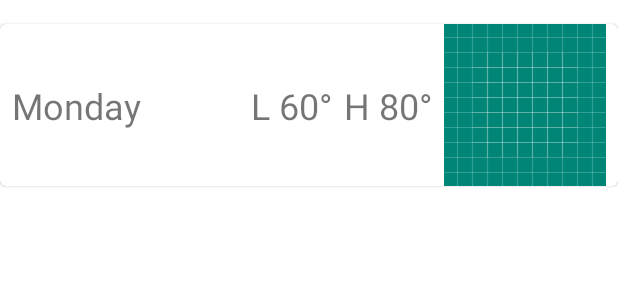
After one commit to ericdiazjr21/Android_Excercise, an Android app: the layout weekday_weather_item_view.xml on its own in the app's theme, with its tools: preview values and no code run, on a phone screen of 412 x 824 dp. The commit adds this screen. Shown: the top 300 px of the screen. Run offline under Robolectric (Android 15) with nearby library versions, the phone set to English and light mode, and no system bars.

Commit message:
added recyclerview to weather activity

```diff
--- /dev/null
+++ b/app/src/main/res/layout/weekday_weather_item_view.xml
@@ -0,0 +1,62 @@
+<?xml version="1.0" encoding="utf-8"?>
+<com.google.android.material.card.MaterialCardView
+    xmlns:android="http://schemas.android.com/apk/res/android"
+    xmlns:app="http://schemas.android.com/apk/res-auto"
+    xmlns:tools="http://schemas.android.com/tools"
+    android:layout_width="match_parent"
+    android:layout_height="wrap_content"
+    android:layout_marginTop="16dp">
+    <!--TODO: Extract res-->
+    <androidx.constraintlayout.widget.ConstraintLayout
+        android:layout_width="match_parent"
+        android:layout_height="match_parent">
+
+        <ImageView
+            android:id="@+id/weather_icon_image_view"
+            android:layout_width="wrap_content"
+            android:layout_height="wrap_content"
+            android:layout_marginEnd="8dp"
+            android:contentDescription="@string/icon"
+            app:layout_constraintBottom_toBottomOf="parent"
+            app:layout_constraintEnd_toEndOf="parent"
+            app:layout_constraintTop_toTopOf="parent"
+            tools:src="@drawable/ic_launcher_background" />
+
+        <TextView
+            android:id="@+id/weekday_temperature_high_text_view"
+            android:layout_width="wrap_content"
+            android:layout_height="wrap_content"
+            android:layout_marginEnd="8dp"
+            android:textSize="24sp"
+            app:layout_constraintBottom_toBottomOf="parent"
+            app:layout_constraintEnd_toStartOf="@id/weather_icon_image_view"
+            app:layout_constraintTop_toTopOf="parent"
+            tools:text="H 80°" />
+
+        <TextView
+            android:id="@+id/weekday_temperature_low_text_view"
+            android:layout_width="wrap_content"
+            android:layout_height="wrap_content"
+            android:layout_marginEnd="8dp"
+            android:textSize="24sp"
+            app:layout_constraintBottom_toBottomOf="parent"
+            app:layout_constraintEnd_toStartOf="@id/weekday_temperature_high_text_view"
+            app:layout_constraintTop_toTopOf="parent"
+            tools:text="L 60°" />
+
+        <TextView
+            android:id="@+id/day_of_the_week_text_view"
+            android:layout_width="wrap_content"
+            android:layout_height="wrap_content"
+            android:layout_marginStart="8dp"
+            android:textSize="24sp"
+            app:layout_constraintBottom_toBottomOf="parent"
+            app:layout_constraintStart_toStartOf="parent"
+            app:layout_constraintTop_toTopOf="parent"
+            tools:text="Monday" />
+
+
+    </androidx.constraintlayout.widget.ConstraintLayout>
+
+
+</com.google.android.material.card.MaterialCardView>
--- a/app/src/main/res/values/styles.xml
+++ b/app/src/main/res/values/styles.xml
@@ -1,7 +1,7 @@
 <resources>
 
     <!-- Base application theme. -->
-    <style name="AppTheme" parent="Theme.AppCompat.Light.DarkActionBar">
+    <style name="AppTheme" parent="Theme.MaterialComponents.DayNight.DarkActionBar">
         <!-- Customize your theme here. -->
         <item name="colorPrimary">@color/colorPrimary</item>
         <item name="colorPrimaryDark">@color/colorPrimaryDark</item>
```
Also changed, not shown: app/src/main/java/ericdiaz/program/topviewsightseeingcodingchallenge/extensions/StringExtensions.kt (added, +15 -0 lines), app/src/main/java/ericdiaz/program/topviewsightseeingcodingchallenge/view/WeatherActivity.kt (+17 -1 lines), app/src/main/java/ericdiaz/program/topviewsightseeingcodingchallenge/view/recyclerview/WeatherAdapter.kt (added, +32 -0 lines), app/src/main/java/ericdiaz/program/topviewsightseeingcodingchallenge/view/recyclerview/WeatherViewHolder.kt (added, +20 -0 lines).
